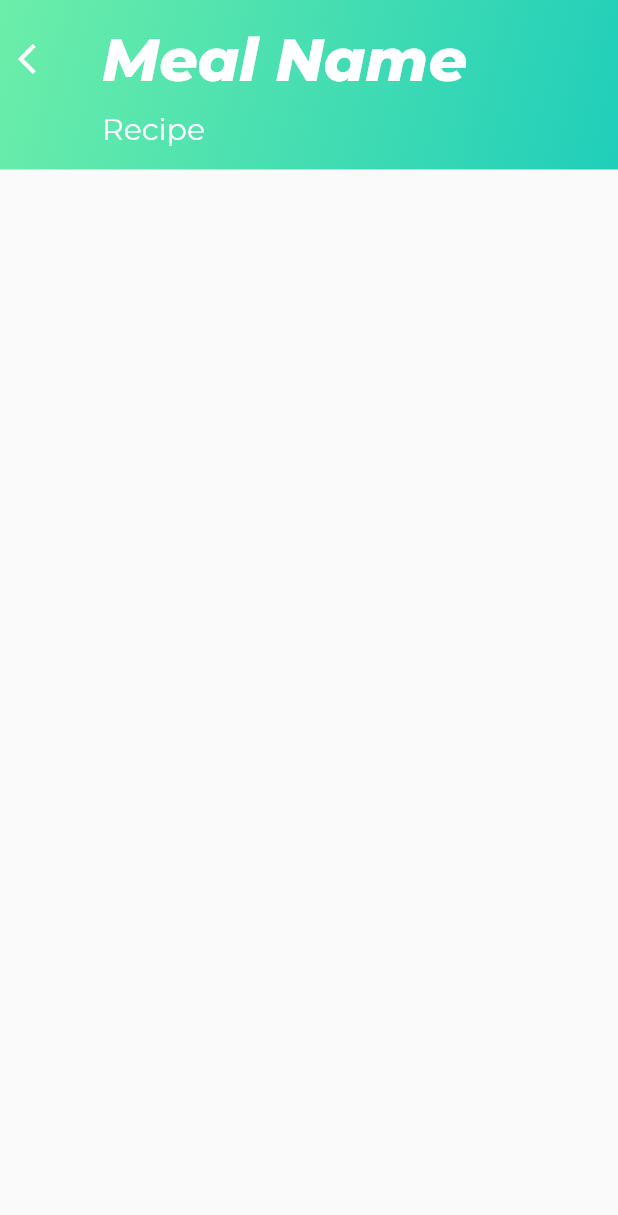
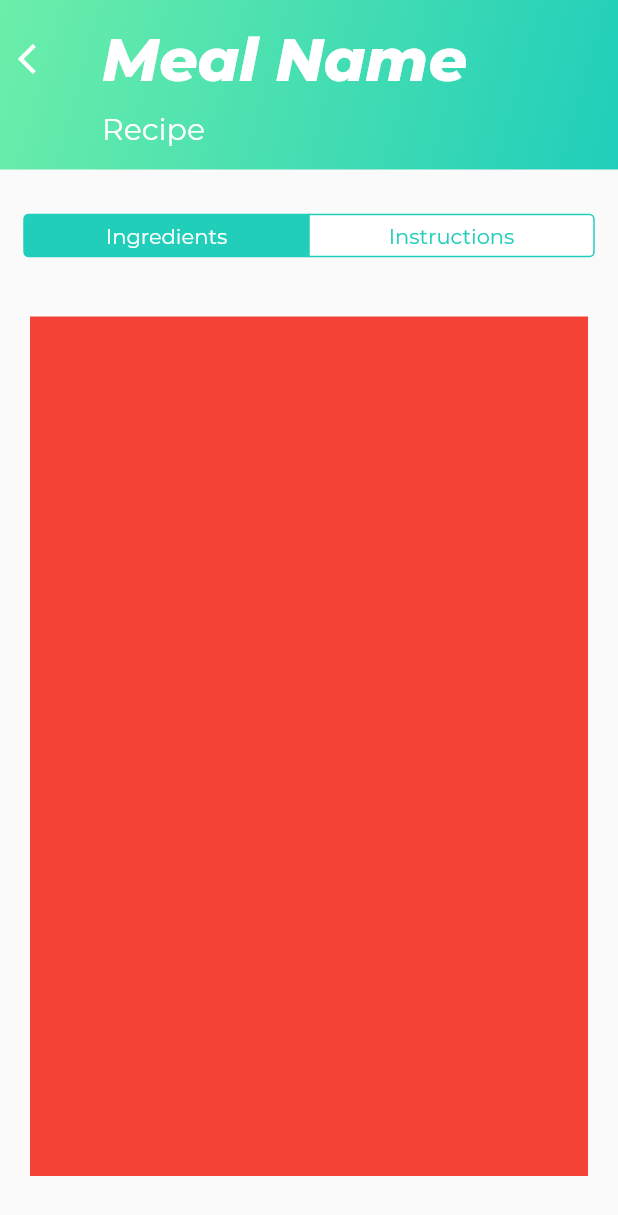
Before and after one commit to Etash47/upsavemvp, a Flutter app: the RecipePage screen opened directly, on a phone screen of 412 x 824 dp. Shown: the top 1215 px of the screen. Run offline on Flutter 3.47's test engine with Material 2 defaults, Android fonts, the phone set to English and light mode, and no system bars; our stand-ins replace google_fonts; missing offline and left inert: custom_navigator.

Commit message:
Added Animated Switcher for ingredients and instructions on recipe page

```diff
--- a/lib/recipe_page_content.dart
+++ b/lib/recipe_page_content.dart
@@ -1,3 +1,4 @@
+import 'package:flutter/cupertino.dart';
 import 'package:flutter/material.dart';
 import 'top_bar.dart';
 
@@ -11,6 +12,13 @@ class RecipePage extends StatefulWidget {
 }
 
 class _RecipePageState extends State<RecipePage> {
+  List<Widget> _myAnimatedWidgets = [
+    IngredientsWidget(),
+    InstructionsWidget(),
+  ];
+
+  int selectorValue = 0;
+
   @override
   Widget build(BuildContext context) {
     return Scaffold(
@@ -22,8 +30,65 @@ class _RecipePageState extends State<RecipePage> {
             subheader_content: null,
             back_button: true,
           ),
+          SizedBox(height: 30),
+          Row(
+            children: <Widget>[
+              Expanded(
+                child: CupertinoSegmentedControl(
+                  onValueChanged: (int value) {
+                    setState(() {
+                      selectorValue = value;
+                    });
+                  },
+                  children: <int, Widget>{
+                    0: Text("Ingredients"),
+                    1: Text("Instructions"),
+                  },
+                  groupValue: selectorValue,
+                  selectedColor: green_accent_color,
+                  borderColor: green_accent_color,
+                ),
+              ),
+            ],
+          ),
+          Expanded(
+            child: AnimatedSwitcher(
+              child: _myAnimatedWidgets[selectorValue],
+              duration: Duration(milliseconds: 500),
+              transitionBuilder: (Widget child, Animation<double> animation) {
+                return ScaleTransition(
+                  scale: animation,
+                  child: child,
+                );
+              },
+            ),
+          ),
         ],
       ),
     );
   }
 }
+
+class IngredientsWidget extends StatelessWidget {
+  @override
+  Widget build(BuildContext context) {
+    return Padding(
+      padding: const EdgeInsets.symmetric(vertical: 40, horizontal: 20),
+      child: Container(
+        color: Colors.red,
+      ),
+    );
+  }
+}
+
+class InstructionsWidget extends StatelessWidget {
+  @override
+  Widget build(BuildContext context) {
+    return Padding(
+      padding: const EdgeInsets.symmetric(vertical: 40, horizontal: 20),
+      child: Container(
+        color: Colors.blue,
+      ),
+    );
+  }
+}
```
